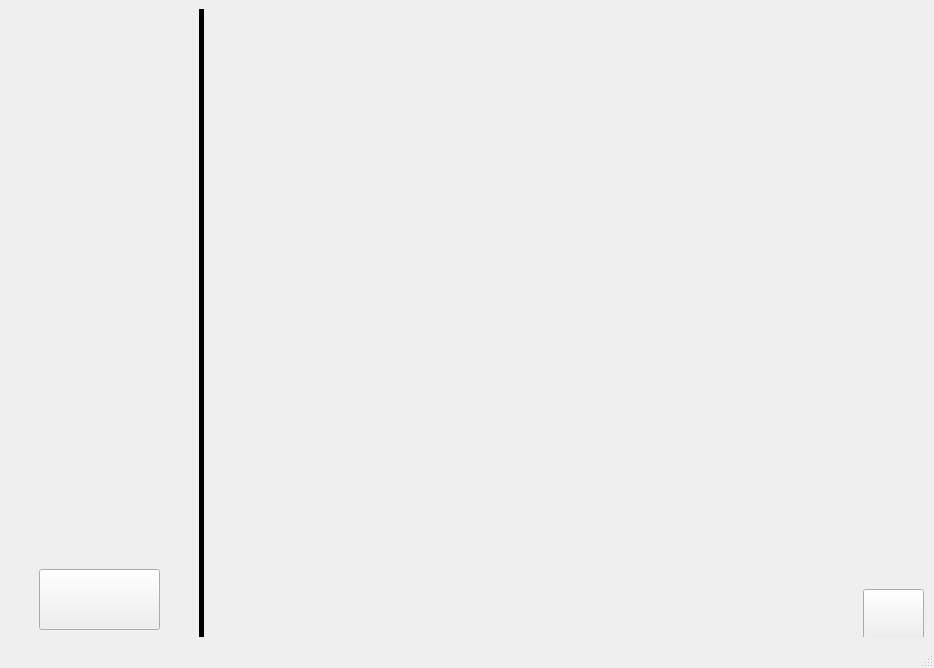
Qt form src/templates/tela_ensino.ui (DanilloMLS/lepee) before a commit.
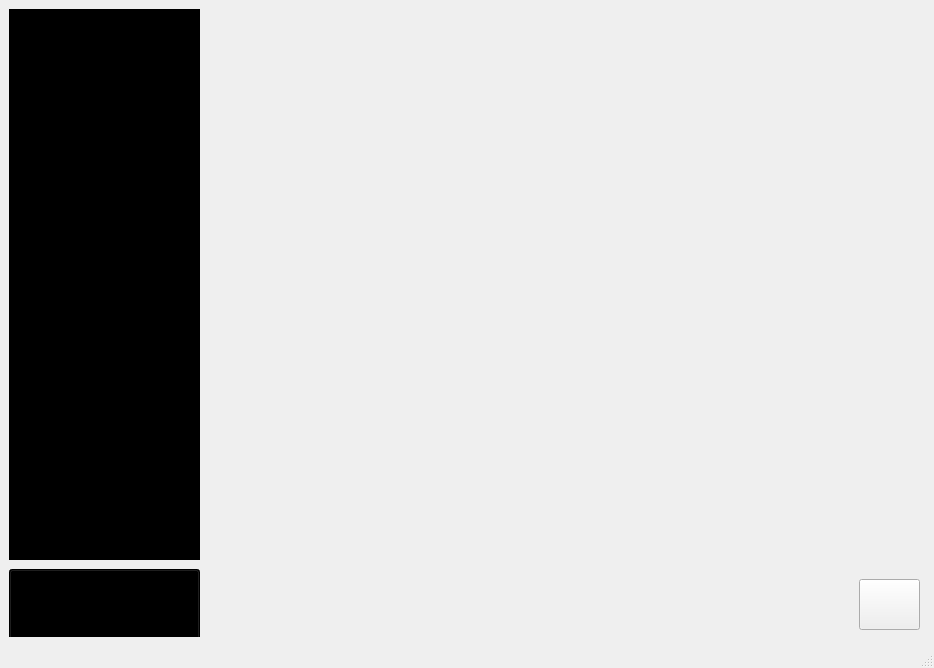
The same form after that commit. Icons and pictures are not drawn.

```diff
--- a/src/templates/tela_ensino.ui
+++ b/src/templates/tela_ensino.ui
@@ -44,46 +44,36 @@
         <rect>
          <x>0</x>
          <y>0</y>
-         <width>181</width>
-         <height>550</height>
+         <width>191</width>
+         <height>551</height>
         </rect>
        </property>
+       <property name="styleSheet">
+        <string notr="true">background-color: rgb(0, 0, 0);</string>
+       </property>
       </widget>
       <widget class="QWidget" name="apresContWidget" native="true">
        <property name="geometry">
         <rect>
          <x>190</x>
-         <y>0</y>
-         <width>811</width>
-         <height>631</height>
+         <y>-10</y>
+         <width>741</width>
+         <height>671</height>
         </rect>
        </property>
-       <widget class="Line" name="sepAreasLine">
-        <property name="geometry">
-         <rect>
-          <x>0</x>
-          <y>0</y>
-          <width>5</width>
-          <height>650</height>
-         </rect>
-        </property>
-        <property name="styleSheet">
-         <string notr="true">background-color: rgb(0, 0, 0);</string>
-        </property>
-        <property name="orientation">
-         <enum>Qt::Vertical</enum>
-        </property>
-       </widget>
       </widget>
       <widget class="QPushButton" name="voltarButton">
        <property name="geometry">
         <rect>
-         <x>30</x>
+         <x>0</x>
          <y>560</y>
-         <width>121</width>
-         <height>61</height>
+         <width>191</width>
+         <height>71</height>
         </rect>
        </property>
+       <property name="styleSheet">
+        <string notr="true">background-color: rgb(0, 0, 0);</string>
+       </property>
        <property name="text">
         <string/>
        </property>
@@ -91,8 +81,8 @@
       <widget class="QPushButton" name="avalButton">
        <property name="geometry">
         <rect>
-         <x>854</x>
-         <y>580</y>
+         <x>850</x>
+         <y>570</y>
          <width>61</width>
          <height>51</height>
         </rect>
```
Left out of the diff: 5 changed lines with no effect on the pictures.
